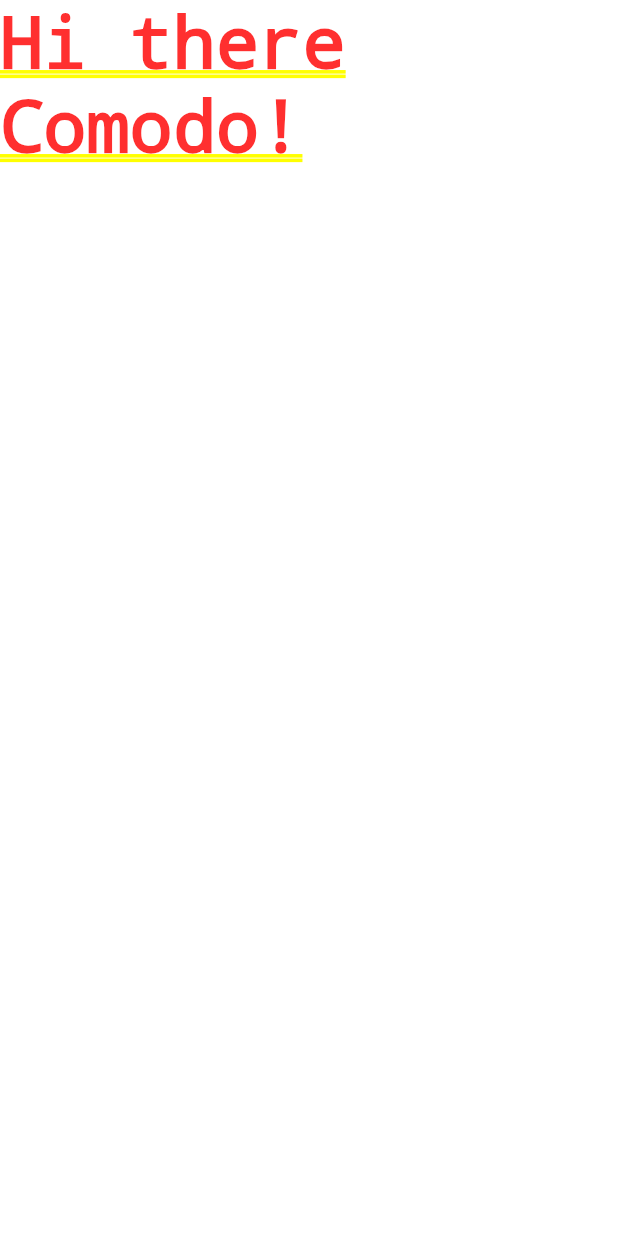
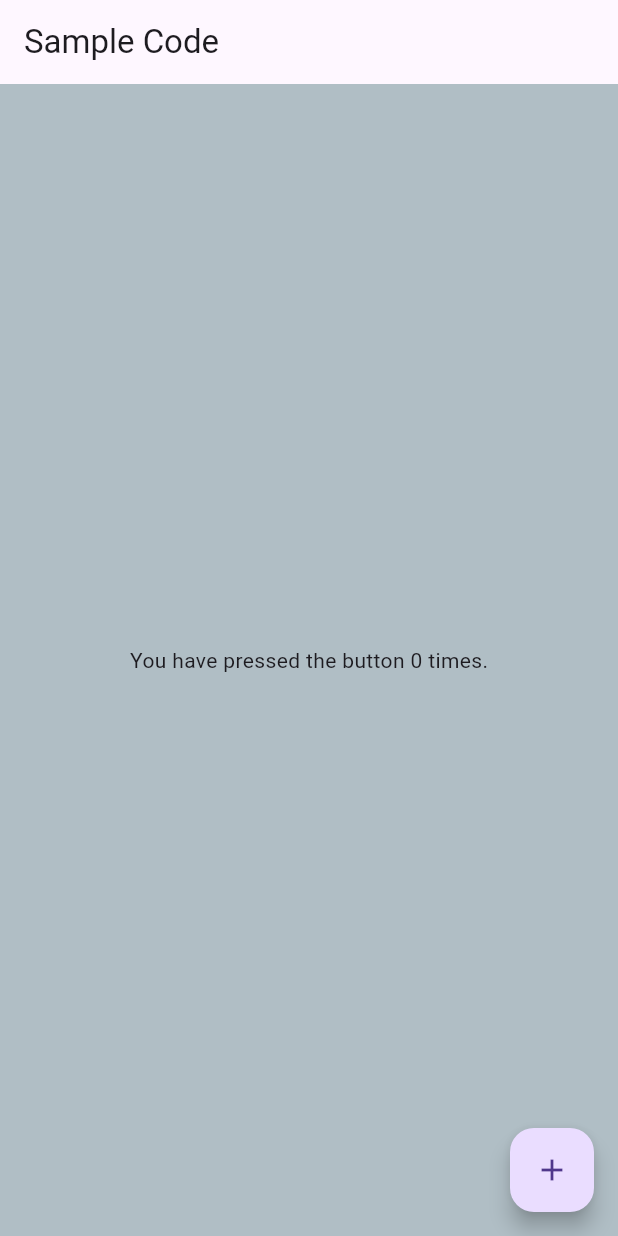
Before and after one commit to arroyostack/flutter-basic-image-app, a Flutter app: the screen it shows after launch, on a phone screen of 412 x 824 dp. Run offline on Flutter 3.47's test engine with Material 3 defaults, Android fonts, the phone set to English and light mode, and no system bars.

Commit message:
Feat: Basic widget and icon.

```diff
--- a/lib/main.dart
+++ b/lib/main.dart
@@ -1,14 +1,43 @@
-// Need to import a hlper library
-// from Flutter to get content
 import 'package:flutter/material.dart';
 
-// Define a main function to run when our app starts
-void main() {
-// Create a new text widget to show tex
-  const app = MaterialApp(
-    home: Text('Hi there Comodo!'),
-  );
+/// Flutter code sample for [Scaffold].
 
-// Take the widget and get it on the scren.
-  runApp(app);
+void main() => runApp(const ScaffoldExampleApp());
+
+class ScaffoldExampleApp extends StatelessWidget {
+  const ScaffoldExampleApp({super.key});
+
+  @override
+  Widget build(BuildContext context) {
+    return const MaterialApp(
+      home: ScaffoldExample(),
+    );
+  }
 }
+
+class ScaffoldExample extends StatefulWidget {
+  const ScaffoldExample({super.key});
+
+  @override
+  State<ScaffoldExample> createState() => _ScaffoldExampleState();
+}
+
+class _ScaffoldExampleState extends State<ScaffoldExample> {
+  int _count = 0;
+
+  @override
+  Widget build(BuildContext context) {
+    return Scaffold(
+      appBar: AppBar(
+        title: const Text('Sample Code'),
+      ),
+      body: Center(child: Text('You have pressed the button $_count times.')),
+      backgroundColor: Colors.blueGrey.shade200,
+      floatingActionButton: FloatingActionButton(
+        onPressed: () => setState(() => _count++),
+        tooltip: 'Increment Counter',
+        child: const Icon(Icons.add),
+      ),
+    );
+  }
+}
```
